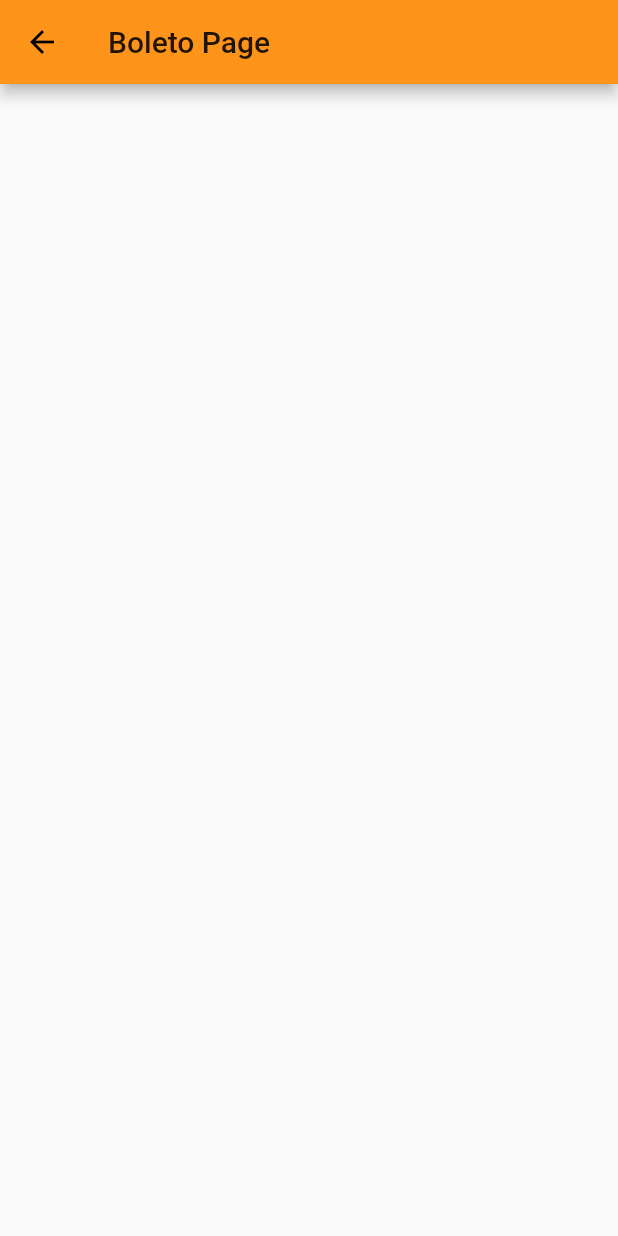
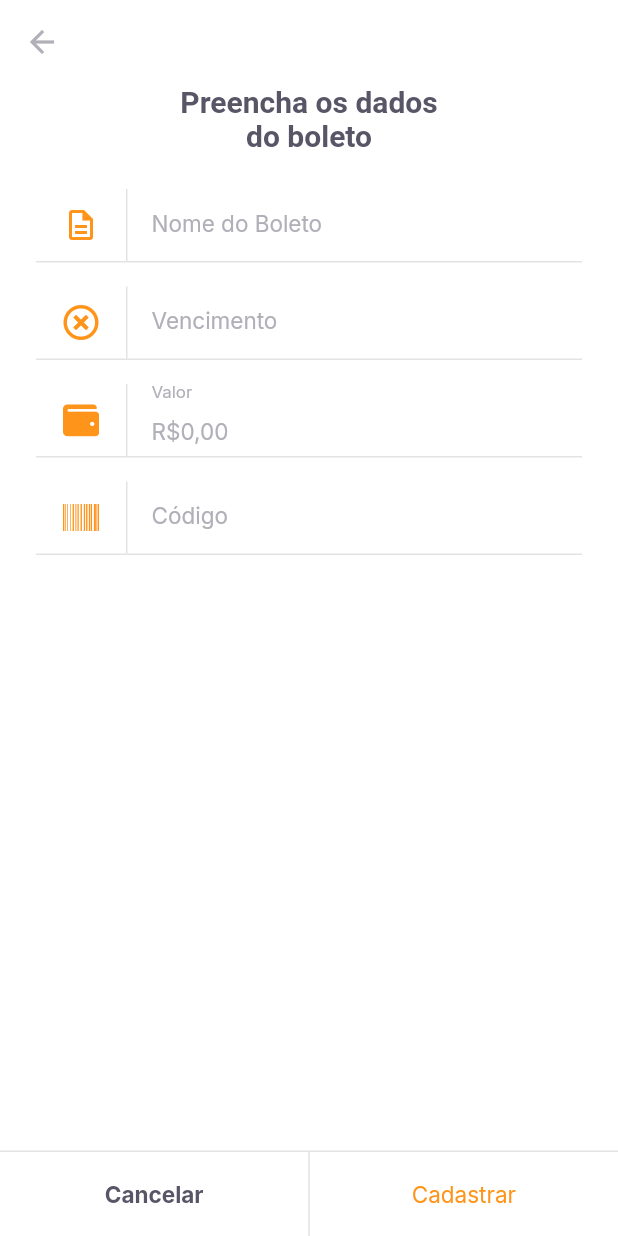
Before and after one commit to JoaoCarlosAzevedo/nlw-06-PayFlow-Flutter, a Flutter app: the InsertBoletoPage screen opened by its route, on a phone screen of 412 x 824 dp. Run offline on Flutter 3.47's test engine with Material 2 defaults, Android fonts, the phone set to English and light mode, and no system bars; our stand-ins replace camera, firebase_core, flutter_masked_text2, font_awesome_flutter, google_fonts, google_sign_in and 2 more; missing offline and left inert: google_ml_kit; accounts and stored records are empty.

```diff
--- /dev/null
+++ b/lib/models/boleto_model.dart
@@ -0,0 +1,73 @@
+import 'dart:convert';
+
+class BoletoModel {
+  final String? name;
+  final String? dueDate;
+  final double? value;
+  final String? barcode;
+
+  BoletoModel({
+    this.name,
+    this.dueDate,
+    this.value,
+    this.barcode,
+  });
+
+  BoletoModel copyWith({
+    String? name,
+    String? dueDate,
+    double? value,
+    String? barcode,
+  }) {
+    return BoletoModel(
+      name: name ?? this.name,
+      dueDate: dueDate ?? this.dueDate,
+      value: value ?? this.value,
+      barcode: barcode ?? this.barcode,
+    );
+  }
+
+  Map<String, dynamic> toMap() {
+    return {
+      'name': name,
+      'dueDate': dueDate,
+      'value': value,
+      'barcode': barcode,
+    };
+  }
+
+  factory BoletoModel.fromMap(Map<String, dynamic> map) {
+    return BoletoModel(
+      name: map['name'],
+      dueDate: map['dueDate'],
+      value: map['value'],
+      barcode: map['barcode'],
+    );
+  }
+
+  String toJson() => json.encode(toMap());
+
+  factory BoletoModel.fromJson(String source) =>
+      BoletoModel.fromMap(json.decode(source));
+
+  @override
+  String toString() {
+    return 'BoletoModel(name: $name, dueDate: $dueDate, value: $value, barcode: $barcode)';
+  }
+
+  @override
+  bool operator ==(Object other) {
+    if (identical(this, other)) return true;
+
+    return other is BoletoModel &&
+        other.name == name &&
+        other.dueDate == dueDate &&
+        other.value == value &&
+        other.barcode == barcode;
+  }
+
+  @override
+  int get hashCode {
+    return name.hashCode ^ dueDate.hashCode ^ value.hashCode ^ barcode.hashCode;
+  }
+}
--- a/lib/modules/barcode_scanner/barcode_scanner_page.dart
+++ b/lib/modules/barcode_scanner/barcode_scanner_page.dart
@@ -93,7 +93,7 @@ class _BarcodeScannerPageState extends State<BarcodeScannerPage> {
                 bottomNavigationBar: SetLabelButtons(
                   primaryLabel: "Inserir código do boleto",
                   primeryOnPressed: () {
-                    controller.status = BarcodeScannerStatus.error("Error");
+                    Navigator.pushReplacementNamed(context, "/insert_boleto");
                   },
                   secondaryLabel: "Adicionar da galeria",
                   secondOnPressed: controller.scanWithImagePicker,
@@ -111,7 +111,10 @@ class _BarcodeScannerPageState extends State<BarcodeScannerPage> {
                             controller.scanWithCamera();
                           },
                           secondaryLabel: "Digitar código",
-                          secondOnPressed: () {},
+                          secondOnPressed: () {
+                            Navigator.pushReplacementNamed(
+                                context, "/insert_boleto");
+                          },
                           title:
                               "Não foi possível identificar um código de barras.",
                           subtitle:
--- a/lib/modules/home/home_page.dart
+++ b/lib/modules/home/home_page.dart
@@ -2,6 +2,7 @@ import 'package:flutter/material.dart';
 import 'package:payflow/modules/home/hom_controller.dart';
 import 'package:payflow/shared/themes/app_colors.dart';
 import 'package:payflow/shared/themes/app_text_styles.dart';
+import 'package:payflow/shared/widgets/boleto_list/boleto_list_widget.dart';
 
 class HomePage extends StatefulWidget {
   const HomePage({Key? key}) : super(key: key);
@@ -15,6 +16,7 @@ class _HomePageState extends State<HomePage> {
   final pages = [
     Container(
       color: Colors.red,
+      child: BoletoListWidget(),
     ),
     Container(
       color: Colors.blue,
--- /dev/null
+++ b/lib/modules/insert_boleto/insert_boleto_controller.dart
@@ -0,0 +1,38 @@
+import 'package:flutter/material.dart';
+import 'package:payflow/models/boleto_model.dart';
+import 'package:shared_preferences/shared_preferences.dart';
+
+class InsertBoletoController {
+  final formKey = GlobalKey<FormState>();
+  BoletoModel model = BoletoModel();
+
+  String? validateName(String? value) =>
+      value?.isEmpty ?? true ? "O nome não pode ser vazio" : null;
+  String? validateVencimento(String? value) =>
+      value?.isEmpty ?? true ? "A data de vencimento não pode ser vazio" : null;
+  String? validateValor(double value) =>
+      value == 0 ? "Insira um valor maior que R\$ 0,00" : null;
+  String? validateCodigo(String? value) =>
+      value?.isEmpty ?? true ? "O código do boleto não pode ser vazio" : null;
+
+  void onChange(
+      {String? name, String? dueDate, double? value, String? barcode}) {
+    model = model.copyWith(
+        name: name, dueDate: dueDate, value: value, barcode: barcode);
+  }
+
+  Future<void> saveBoleto() async {
+    final instance = await SharedPreferences.getInstance();
+    final boletos = instance.getStringList("boletos") ?? <String>[];
+    boletos.add(model.toJson());
+    await instance.setStringList("boletos", boletos);
+    return;
+  }
+
+  Future<void> cadastrarBoleto() async {
+    final form = formKey.currentState;
+    if (form!.validate()) {
+      return await saveBoleto();
+    }
+  }
+}
--- a/lib/modules/insert_boleto/insert_boleto_page.dart
+++ b/lib/modules/insert_boleto/insert_boleto_page.dart
@@ -1,15 +1,128 @@
 import 'package:flutter/material.dart';
+import 'package:flutter_masked_text2/flutter_masked_text2.dart';
+import 'package:font_awesome_flutter/font_awesome_flutter.dart';
+import 'package:payflow/modules/insert_boleto/insert_boleto_controller.dart';
 
-class InsertBoletoPage extends StatelessWidget {
-  const InsertBoletoPage({Key? key}) : super(key: key);
+import 'package:payflow/shared/themes/app_colors.dart';
+import 'package:payflow/shared/themes/app_text_styles.dart';
+import 'package:payflow/shared/widgets/input_text/input_text_widget.dart';
+import 'package:payflow/shared/widgets/set_label_buttons/set_label_buttons.dart';
+
+class InsertBoletoPage extends StatefulWidget {
+  final String? barcode;
+  const InsertBoletoPage({
+    Key? key,
+    this.barcode,
+  }) : super(key: key);
+
+  @override
+  _InsertBoletoPageState createState() => _InsertBoletoPageState();
+}
+
+class _InsertBoletoPageState extends State<InsertBoletoPage> {
+  final controller = InsertBoletoController();
+
+  final mondeyInputTextController =
+      MoneyMaskedTextController(leftSymbol: "R\$", decimalSeparator: ",");
+  final dueDateInputTextcontroller = MaskedTextController(mask: "00/00/0000");
+
+  final barcodeInputTextController = TextEditingController();
+
+  @override
+  void initState() {
+    if (widget.barcode != null) {
+      barcodeInputTextController.text = widget.barcode!;
+    }
+    super.initState();
+  }
 
   @override
   Widget build(BuildContext context) {
     return Scaffold(
+      backgroundColor: AppColors.background,
       appBar: AppBar(
-        title: Text("Boleto Page"),
+        backgroundColor: AppColors.background,
+        elevation: 0,
+        leading: BackButton(
+          color: AppColors.input,
+        ),
       ),
-      body: Container(),
+      body: SingleChildScrollView(
+        child: Padding(
+          padding: const EdgeInsets.symmetric(horizontal: 24),
+          child: Column(
+            crossAxisAlignment: CrossAxisAlignment.center,
+            children: [
+              Padding(
+                padding: const EdgeInsets.symmetric(horizontal: 93),
+                child: Text(
+                  "Preencha os dados do boleto",
+                  style: TextStyles.titleBoldHeading,
+                  textAlign: TextAlign.center,
+                ),
+              ),
+              SizedBox(
+                height: 24,
+              ),
+              Form(
+                  key: controller.formKey,
+                  child: Column(
+                    children: [
+                      InputTextWidget(
+                        label: "Nome do Boleto",
+                        icon: Icons.description_outlined,
+                        onChanged: (value) {
+                          controller.onChange(name: value);
+                        },
+                        validator: controller.validateName,
+                      ),
+                      InputTextWidget(
+                        label: "Vencimento",
+                        icon: FontAwesomeIcons.timesCircle,
+                        onChanged: (value) {
+                          controller.onChange(dueDate: value);
+                        },
+                        controller: dueDateInputTextcontroller,
+                        validator: controller.validateVencimento,
+                      ),
+                      InputTextWidget(
+                        label: "Valor",
+                        icon: FontAwesomeIcons.wallet,
+                        onChanged: (value) {
+                          controller.onChange(
+                              value: mondeyInputTextController.numberValue);
+                        },
+                        controller: mondeyInputTextController,
+                        validator: (_) => controller.validateValor(
+                            mondeyInputTextController.numberValue),
+                      ),
+                      InputTextWidget(
+                        label: "Código",
+                        icon: FontAwesomeIcons.barcode,
+                        onChanged: (value) {
+                          controller.onChange(barcode: value);
+                        },
+                        controller: barcodeInputTextController,
+                        validator: controller.validateCodigo,
+                      ),
+                    ],
+                  ))
+            ],
+          ),
+        ),
+      ),
+      bottomNavigationBar: SetLabelButtons(
+        primaryLabel: "Cancelar",
+        primeryOnPressed: () {
+          Navigator.pop(context);
+        },
+        secondaryLabel: "Cadastrar",
+        enableSecondaryColor: true,
+        secondOnPressed: () async {
+          await controller.cadastrarBoleto();
+          Navigator.pop(context);
+        },
+      ),
     );
   }
 }
--- a/lib/shared/themes/app_colors.dart
+++ b/lib/shared/themes/app_colors.dart
@@ -6,6 +6,7 @@ class AppColors {
   static final delete = Color(0xFF585666);
   static final heading = Color(0xFF585666);
   static final body = Color(0xFF706E7A);
+  static final input = Color(0xFFB1B0B8);
   static final stroke = Color(0xFFE3E3E6);
   static final shape = Color(0xFFFAFAFC);
   static final background = Color(0xFFFFFFFF);
--- a/lib/shared/themes/app_text_styles.dart
+++ b/lib/shared/themes/app_text_styles.dart
@@ -108,4 +108,6 @@ class TextStyles {
     fontWeight: FontWeight.w600,
     color: AppColors.body,
   );
+  static final input = GoogleFonts.inter(
+      fontSize: 15, fontWeight: FontWeight.w400, color: AppColors.input);
 }
--- /dev/null
+++ b/lib/shared/widgets/input_text/input_text_widget.dart
@@ -0,0 +1,65 @@
+import 'package:flutter/material.dart';
+
+import 'package:payflow/shared/themes/app_colors.dart';
+import 'package:payflow/shared/themes/app_text_styles.dart';
+
+class InputTextWidget extends StatelessWidget {
+  final String label;
+  final IconData icon;
+  final String? initialValue;
+  final String? Function(String?)? validator;
+  final TextEditingController? controller;
+  final void Function(String value) onChanged;
+
+  const InputTextWidget({
+    Key? key,
+    required this.label,
+    required this.icon,
+    this.initialValue,
+    this.validator,
+    this.controller,
+    required this.onChanged,
+  }) : super(key: key);
+
+  @override
+  Widget build(BuildContext context) {
+    return Padding(
+      padding: const EdgeInsets.only(bottom: 16),
+      child: Column(
+        children: [
+          TextFormField(
+            controller: controller,
+            onChanged: onChanged,
+            initialValue: initialValue,
+            validator: validator,
+            style: TextStyles.input,
+            decoration: InputDecoration(
+              labelText: label,
+              labelStyle: TextStyles.input,
+              contentPadding: EdgeInsets.zero,
+              icon: Row(
+                mainAxisSize: MainAxisSize.min,
+                children: [
+                  Padding(
+                    padding: const EdgeInsets.symmetric(horizontal: 18),
+                    child: Icon(
+                      icon,
+                      color: AppColors.primary,
+                    ),
+                  ),
+                  Container(width: 1, height: 48, color: AppColors.stroke)
+                ],
+              ),
+              border: InputBorder.none,
+            ),
+          ),
+          Container(
+            height: 1,
+            width: double.infinity,
+            color: AppColors.stroke,
+          )
+        ],
+      ),
+    );
+  }
+}
--- a/lib/shared/widgets/set_label_buttons/set_label_buttons.dart
+++ b/lib/shared/widgets/set_label_buttons/set_label_buttons.dart
@@ -10,6 +10,7 @@ class SetLabelButtons extends StatelessWidget {
   final String secondaryLabel;
   final VoidCallback secondOnPressed;
   final bool enablePrimaryColor;
+  final bool enableSecondaryColor;
 
   const SetLabelButtons({
     Key? key,
@@ -18,13 +19,24 @@ class SetLabelButtons extends StatelessWidget {
     required this.secondaryLabel,
     required this.secondOnPressed,
     this.enablePrimaryColor = false,
+    this.enableSecondaryColor = false,
   }) : super(key: key);
 
   @override
   Widget build(BuildContext context) {
     return Container(
+      height: 57,
+      color: AppColors.background,
+      child: Column(
+        mainAxisSize: MainAxisSize.min,
+        children: [
+          Divider(
+            thickness: 1,
+            height: 1,
+            color: AppColors.stroke,
+          ),
+          Container(
             height: 56,
-      color: AppColors.background,
             child: Row(
               children: [
                 Expanded(
@@ -39,6 +51,11 @@ class SetLabelButtons extends StatelessWidget {
                   child: LabelButton(
                     label: secondaryLabel,
                     onPressed: secondOnPressed,
+                    style:
+                        enableSecondaryColor ? TextStyles.buttonPrimary : null,
+                  ),
+                ),
+              ],
             ),
           ),
         ],
--- a/pubspec.yaml
+++ b/pubspec.yaml
@@ -31,6 +31,8 @@ dependencies:
   google_ml_kit: ^0.6.0
   camera: ^0.8.1+3
   image_picker: ^0.8.0+4
+  font_awesome_flutter: ^9.1.0
+  flutter_masked_text2: ^0.9.1
 
 
   # The following adds the Cupertino Icons font to your application.
```
Also changed, not shown: lib/shared/widgets/boleto_list/boleto_list_controller.dart (added, +30 -0 lines), lib/shared/widgets/boleto_list/boleto_list_widget.dart (added, +30 -0 lines), lib/shared/widgets/boleto_tile/boleto_tile_widget.dart (added, +39 -0 lines), pubspec.lock. Lines whose indentation alone changed are shown as unchanged.
